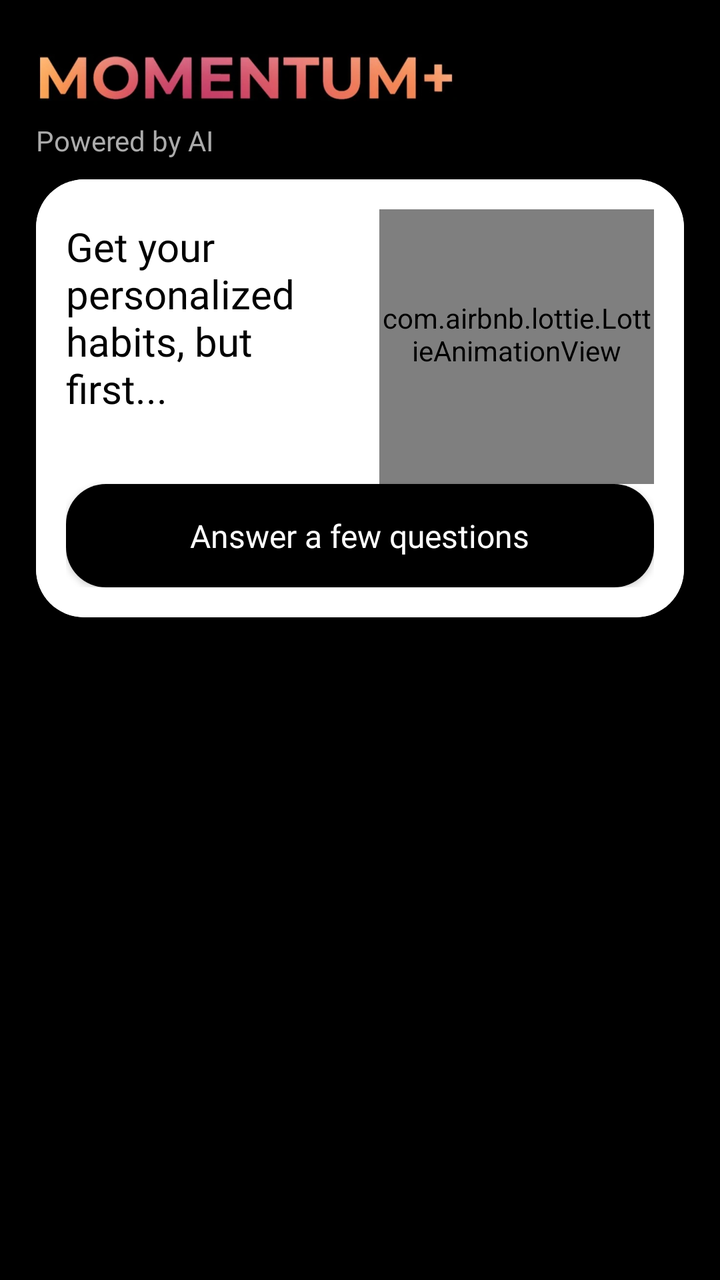
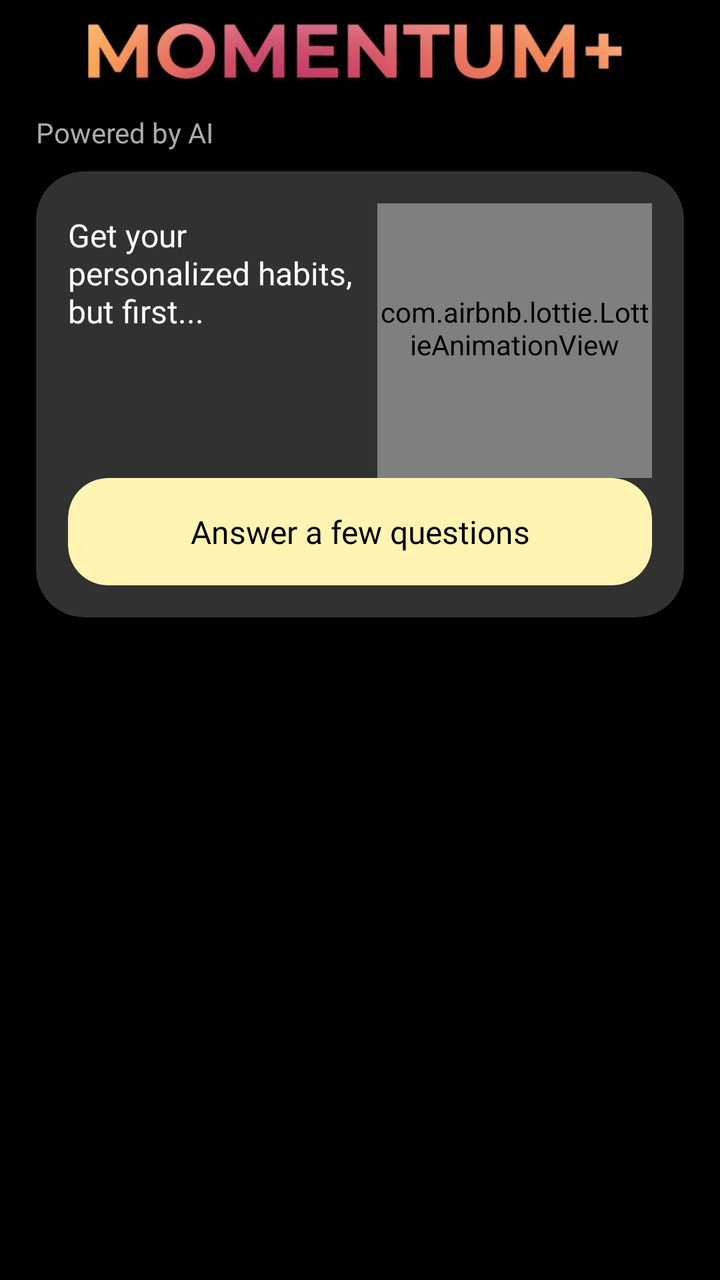

The first picture is an Android layout as it rendered before a commit; the second is the same layout after the commit. The layout source and the unified diff follow.
<!-- AndroidManifest.xml: application theme Theme.Habits -->
<!-- res/layout/activity_ai.xml -->
<?xml version="1.0" encoding="utf-8"?>
<RelativeLayout xmlns:android="http://schemas.android.com/apk/res/android"
    xmlns:app="http://schemas.android.com/apk/res-auto"
    xmlns:tools="http://schemas.android.com/tools"
    android:id="@+id/main"
    android:layout_width="match_parent"
    android:layout_height="match_parent"
    android:background="@color/black"
    tools:context=".AiActivity">

    <com.airbnb.lottie.LottieAnimationView
        android:id="@+id/loading"
        android:layout_width="match_parent"
        android:layout_height="150dp"
        android:visibility="gone"
        android:layout_centerInParent="true"
        app:lottie_autoPlay="true"
        app:lottie_loop="true"
        app:lottie_rawRes="@raw/lottie_load" />

    <ScrollView
        android:layout_width="match_parent"
        android:layout_height="wrap_content"
        android:scrollbars="none">

        <RelativeLayout
            android:layout_width="match_parent"
            android:layout_height="wrap_content">

            <ImageView
                android:id="@+id/img"
                android:layout_width="250dp"
                android:layout_height="90dp"
                android:layout_marginTop="-5dp"
                android:src="@drawable/momentum" />

            <TextView
                android:id="@+id/ai_txt"
                android:layout_width="wrap_content"
                android:layout_height="wrap_content"
                android:layout_below="@id/img"
                android:layout_marginStart="18dp"
                android:layout_marginTop="-25dp"
                android:fontFamily="@font/google_sans_regular"
                android:text="Powered by AI"
                android:textColor="@color/secondary_text"
                android:textSize="14sp" />

            
            <com.google.android.material.card.MaterialCardView
                android:id="@+id/questions_card"
                android:layout_width="match_parent"
                android:layout_height="wrap_content"
                android:layout_below="@id/ai_txt"
                android:layout_marginHorizontal="18dp"
                android:layout_marginTop="10dp"
                android:visibility="visible"
                android:foreground="?attr/selectableItemBackground"
                app:cardCornerRadius="24dp">

                <LinearLayout
                    android:layout_width="match_parent"
                    android:layout_height="match_parent"
                    android:background="@color/white"
                    android:orientation="vertical"
                    android:padding="15dp">

                    <LinearLayout
                        android:layout_width="match_parent"
                        android:layout_height="wrap_content"
                        android:background="@color/white"
                        android:orientation="horizontal"
                        android:weightSum="2">

                        <TextView
                            android:layout_width="match_parent"
                            android:layout_height="wrap_content"
                            android:layout_marginTop="5dp"
                            android:layout_marginEnd="10dp"
                            android:layout_weight="1.1"
                            android:fontFamily="@font/google_sans_regular"
                            android:text="Get your personalized habits, but first..."
                            android:textColor="@color/black"
                            android:textSize="20sp" />

                        <com.airbnb.lottie.LottieAnimationView
                            android:layout_width="250dp"
                            android:layout_height="150dp"
                            android:layout_marginTop="-13dp"
                            android:layout_weight="0.9"
                            app:lottie_autoPlay="true"
                            app:lottie_loop="true"
                            app:lottie_rawRes="@raw/ai_robot" />

                    </LinearLayout>

                    <com.google.android.material.card.MaterialCardView
                        android:id="@+id/answer_btn"
                        android:layout_width="match_parent"
                        android:layout_height="wrap_content"
                        android:clickable="false"
                        android:focusable="false"
                        app:cardCornerRadius="20dp">

                        <RelativeLayout
                            android:layout_width="match_parent"
                            android:layout_height="match_parent"
                            android:background="@color/black"
                            android:gravity="center"
                            android:padding="15dp">

                            <TextView
                                android:layout_width="wrap_content"
                                android:layout_height="wrap_content"
                                android:fontFamily="@font/google_sans_regular"
                                android:text="Answer a few questions"
                                android:textColor="@color/white"
                                android:textSize="16sp" />

                        </RelativeLayout>

                    </com.google.android.material.card.MaterialCardView>

                </LinearLayout>

            </com.google.android.material.card.MaterialCardView>

            
            <LinearLayout
                android:id="@+id/free_prompt_layout"
                android:layout_width="match_parent"
                android:layout_height="wrap_content"
                android:layout_below="@id/questions_card"
                android:layout_marginHorizontal="18dp"
                android:layout_marginTop="15dp"
                android:orientation="vertical"
                android:visibility="gone">

                <TextView
                    android:layout_width="wrap_content"
                    android:layout_height="wrap_content"
                    android:fontFamily="@font/google_sans_regular"
                    android:text="Or just describe what you want to work on"
                    android:textColor="@color/secondary_text"
                    android:textSize="15sp" />

                <com.google.android.material.textfield.TextInputLayout
                    android:layout_width="match_parent"
                    android:layout_height="wrap_content"
                    android:layout_marginTop="10dp"
                    style="@style/Widget.Material3.TextInputLayout.OutlinedBox"
                    app:boxBackgroundColor="@color/dark_grey"
                    app:boxCornerRadiusTopStart="16dp"
                    app:boxCornerRadiusTopEnd="16dp"
                    app:boxCornerRadiusBottomStart="16dp"
                    app:boxCornerRadiusBottomEnd="16dp"
                    app:hintTextColor="@color/secondary_text">

                    <com.google.android.material.textfield.TextInputEditText
                        android:id="@+id/free_prompt_input"
                        android:layout_width="match_parent"
                        android:layout_height="wrap_content"
                        android:fontFamily="@font/google_sans_regular"
                        android:gravity="top"
                        android:hint="e.g. I want to be healthier and more focused"
                        android:inputType="textMultiLine"
                        android:minLines="3"
                        android:textColor="@color/white"
                        android:textColorHint="@color/secondary_text"
                        android:textSize="16sp" />

                </com.google.android.material.textfield.TextInputLayout>

                <com.google.android.material.card.MaterialCardView
                    android:id="@+id/generate_btn"
                    android:layout_width="match_parent"
                    android:layout_height="wrap_content"
                    android:layout_marginTop="10dp"
                    android:clickable="true"
                    android:focusable="true"
                    android:foreground="?attr/selectableItemBackground"
                    app:cardCornerRadius="20dp">

                    <RelativeLayout
                        android:layout_width="match_parent"
                        android:layout_height="match_parent"
                        android:background="@color/white"
                        android:gravity="center"
                        android:padding="15dp">

                        <TextView
                            android:layout_width="wrap_content"
                            android:layout_height="wrap_content"
                            android:fontFamily="@font/google_sans_regular"
                            android:text="Suggest habits"
                            android:textColor="@color/black"
                            android:textSize="16sp" />

                    </RelativeLayout>

                </com.google.android.material.card.MaterialCardView>

            </LinearLayout>

            <LinearLayout
                android:id="@+id/reply_layout"
                android:layout_width="match_parent"
                android:layout_height="wrap_content"
                android:layout_below="@id/free_prompt_layout"
                android:layout_marginHorizontal="20dp"
                android:layout_marginTop="10dp"
                android:orientation="vertical"
                android:visibility="gone">

                <TextView
                    android:layout_width="wrap_content"
                    android:layout_height="wrap_content"
                    android:fontFamily="@font/google_sans_bold"
                    android:text="AI Recommended Habits"
                    android:textColor="@color/white"
                    android:textSize="16sp" />

                <androidx.recyclerview.widget.RecyclerView
                    android:id="@+id/ai_reply_rv"
                    android:layout_width="match_parent"
                    android:layout_height="wrap_content"
                    android:layout_marginTop="10dp" />

                <com.google.android.material.card.MaterialCardView
                    android:id="@+id/add_to_habits_card"
                    android:layout_width="match_parent"
                    android:layout_height="wrap_content"
                    android:layout_marginTop="10dp"
                    android:clickable="true"
                    android:focusable="true"
                    android:foreground="?attr/selectableItemBackground"
                    app:cardCornerRadius="20dp">

                    <RelativeLayout
                        android:layout_width="match_parent"
                        android:layout_height="match_parent"
                        android:background="@color/white"
                        android:gravity="center"
                        android:paddingHorizontal="15dp"
                        android:paddingVertical="18dp">

                        <TextView
                            android:layout_width="wrap_content"
                            android:layout_height="wrap_content"
                            android:fontFamily="@font/google_sans_regular"
                                android:text="Add to habits"
                                android:textColor="@color/black"
                                android:textSize="18sp" />

                    </RelativeLayout>

                </com.google.android.material.card.MaterialCardView>

                <TextView
                    android:layout_width="wrap_content"
                    android:layout_height="wrap_content"
                    android:layout_gravity="center_horizontal"
                    android:layout_marginTop="5dp"
                    android:fontFamily="@font/google_sans_regular"
                    android:text="Or tap each habit to add them"
                    android:textColor="@color/secondary_text"
                    android:textSize="14sp" />

                <com.google.android.material.card.MaterialCardView
                    android:id="@+id/clear_btn"
                    android:layout_width="match_parent"
                    android:layout_height="wrap_content"
                    android:layout_marginHorizontal="20dp"
                    android:layout_marginTop="10dp"
                    android:clickable="true"
                    android:focusable="true"
                    android:foreground="?attr/selectableItemBackground"
                    app:cardCornerRadius="16dp">

                    <RelativeLayout
                        android:layout_width="match_parent"
                        android:layout_height="match_parent"
                        android:background="@color/streak_yellow"
                        android:gravity="center"
                        android:padding="15dp">

                        <TextView
                            android:layout_width="wrap_content"
                            android:layout_height="wrap_content"
                            android:fontFamily="@font/google_sans_regular"
                            android:text="Clear all"
                            android:textColor="@color/black"
                            android:textSize="15sp" />

                    </RelativeLayout>

                </com.google.android.material.card.MaterialCardView>

            </LinearLayout>

        </RelativeLayout>

    </ScrollView>

</RelativeLayout>
<!-- resources referenced by this layout -->
<resources>
  <color name="black">#FF000000</color>
  <color name="dark_grey">#313131</color>
  <color name="secondary_text">#ABABAB</color>
  <color name="streak_yellow">#fff4b2</color>
  <color name="white">#FFFFFFFF</color>
  <!-- drawable momentum: webp bitmap (drawable, 7662 bytes) -->
  <style name="Theme.Habits" parent="Base.Theme.Habits" />
  <style name="Base.Theme.Habits" parent="Theme.Material3.DayNight.NoActionBar">
          
          
          <item name="materialCardViewStyle">@style/Widget.Momentum.Card</item>
      </style>
  <style name="Widget.Momentum.Card" parent="Widget.Material3.CardView.Elevated">
          <item name="cardBackgroundColor">#FFFFFFFF</item>
          <item name="cardElevation">2dp</item>
      </style>
</resources>

<!-- the commit's change to res/layout/activity_ai.xml (unified diff, before → after) -->
@@ -8,30 +8,22 @@
     android:background="@color/black"
     tools:context=".AiActivity">
 
-    <com.airbnb.lottie.LottieAnimationView
-        android:id="@+id/loading"
-        android:layout_width="match_parent"
-        android:layout_height="150dp"
-        android:visibility="gone"
-        android:layout_centerInParent="true"
-        app:lottie_autoPlay="true"
-        app:lottie_loop="true"
-        app:lottie_rawRes="@raw/lottie_load" />
-
     <ScrollView
         android:layout_width="match_parent"
-        android:layout_height="wrap_content"
+        android:layout_height="match_parent"
         android:scrollbars="none">
 
         <RelativeLayout
             android:layout_width="match_parent"
             android:layout_height="wrap_content">
 
+            
             <ImageView
                 android:id="@+id/img"
-                android:layout_width="250dp"
-                android:layout_height="90dp"
-                android:layout_marginTop="-5dp"
+                android:layout_width="match_parent"
+                android:layout_height="wrap_content"
+                android:layout_marginHorizontal="18dp"
+                android:adjustViewBounds="true"
                 android:src="@drawable/momentum" />
 
             <TextView
@@ -40,7 +32,7 @@
                 android:layout_height="wrap_content"
                 android:layout_below="@id/img"
                 android:layout_marginStart="18dp"
-                android:layout_marginTop="-25dp"
+                android:layout_marginTop="2dp"
                 android:fontFamily="@font/google_sans_regular"
                 android:text="Powered by AI"
                 android:textColor="@color/secondary_text"
@@ -54,21 +46,19 @@
                 android:layout_below="@id/ai_txt"
                 android:layout_marginHorizontal="18dp"
                 android:layout_marginTop="10dp"
+                android:foreground="?attr/selectableItemBackground"
                 android:visibility="visible"
-                android:foreground="?attr/selectableItemBackground"
                 app:cardCornerRadius="24dp">
 
                 <LinearLayout
                     android:layout_width="match_parent"
                     android:layout_height="match_parent"
-                    android:background="@color/white"
                     android:orientation="vertical"
-                    android:padding="15dp">
+                    android:padding="16dp">
 
                     <LinearLayout
                         android:layout_width="match_parent"
                         android:layout_height="wrap_content"
-                        android:background="@color/white"
                         android:orientation="horizontal"
                         android:weightSum="2">
 
@@ -78,10 +68,8 @@
                             android:layout_marginTop="5dp"
                             android:layout_marginEnd="10dp"
                             android:layout_weight="1.1"
-                            android:fontFamily="@font/google_sans_regular"
                             android:text="Get your personalized habits, but first..."
-                            android:textColor="@color/black"
-                            android:textSize="20sp" />
+                            android:textAppearance="@style/TextAppearance.Momentum.ItemTitle" />
 
                         <com.airbnb.lottie.LottieAnimationView
                             android:layout_width="250dp"
@@ -100,24 +88,19 @@
                         android:layout_height="wrap_content"
                         android:clickable="false"
                         android:focusable="false"
-                        app:cardCornerRadius="20dp">
-
-                        <RelativeLayout
+                        app:cardBackgroundColor="@color/streak_yellow"
+                        app:cardCornerRadius="20dp"
+                        app:cardElevation="0dp">
+
+                        <TextView
                             android:layout_width="match_parent"
-                            android:layout_height="match_parent"
-                            android:background="@color/black"
+                            android:layout_height="wrap_content"
+                            android:fontFamily="@font/google_sans_bold"
                             android:gravity="center"
-                            android:padding="15dp">
-
-                            <TextView
-                                android:layout_width="wrap_content"
-                                android:layout_height="wrap_content"
-                                android:fontFamily="@font/google_sans_regular"
-                                android:text="Answer a few questions"
-                                android:textColor="@color/white"
-                                android:textSize="16sp" />
-
-                        </RelativeLayout>
+                            android:paddingVertical="16dp"
+                            android:text="Answer a few questions"
+                            android:textColor="@color/black"
+                            android:textSize="16sp" />
 
                     </com.google.android.material.card.MaterialCardView>
 
@@ -132,28 +115,27 @@
                 android:layout_height="wrap_content"
                 android:layout_below="@id/questions_card"
                 android:layout_marginHorizontal="18dp"
-                android:layout_marginTop="15dp"
+                android:layout_marginTop="18dp"
                 android:orientation="vertical"
                 android:visibility="gone">
 
                 <TextView
                     android:layout_width="wrap_content"
                     android:layout_height="wrap_content"
-                    android:fontFamily="@font/google_sans_regular"
                     android:text="Or just describe what you want to work on"
-                    android:textColor="@color/secondary_text"
+                    android:textAppearance="@style/TextAppearance.Momentum.BodySecondary"
                     android:textSize="15sp" />
 
                 <com.google.android.material.textfield.TextInputLayout
-                    android:layout_width="match_parent"
-                    android:layout_height="wrap_content"
-                    android:layout_marginTop="10dp"
                     style="@style/Widget.Material3.TextInputLayout.OutlinedBox"
+                    android:layout_width="match_parent"
+                    android:layout_height="wrap_content"
+                    android:layout_marginTop="10dp"
                     app:boxBackgroundColor="@color/dark_grey"
+                    app:boxCornerRadiusBottomEnd="16dp"
+                    app:boxCornerRadiusBottomStart="16dp"
+                    app:boxCornerRadiusTopEnd="16dp"
                     app:boxCornerRadiusTopStart="16dp"
-                    app:boxCornerRadiusTopEnd="16dp"
-                    app:boxCornerRadiusBottomStart="16dp"
-                    app:boxCornerRadiusBottomEnd="16dp"
                     app:hintTextColor="@color/secondary_text">
 
                     <com.google.android.material.textfield.TextInputEditText
@@ -179,24 +161,19 @@
                     android:clickable="true"
                     android:focusable="true"
                     android:foreground="?attr/selectableItemBackground"
-                    app:cardCornerRadius="20dp">
-
-                    <RelativeLayout
-                        android:layout_width="match_parent"
-                        android:layout_height="match_parent"
-                        android:background="@color/white"
+                    app:cardBackgroundColor="@color/streak_yellow"
+                    app:cardCornerRadius="20dp"
+                    app:cardElevation="0dp">
+
+                    <TextView
+                        android:layout_width="match_parent"
+                        android:layout_height="wrap_content"
+                        android:fontFamily="@font/google_sans_bold"
                         android:gravity="center"
-                        android:padding="15dp">
-
-                        <TextView
-                            android:layout_width="wrap_content"
-                            android:layout_height="wrap_content"
-                            android:fontFamily="@font/google_sans_regular"
-                            android:text="Suggest habits"
-                            android:textColor="@color/black"
-                            android:textSize="16sp" />
-
-                    </RelativeLayout>
+                        android:paddingVertical="16dp"
+                        android:text="Suggest habits"
+                        android:textColor="@color/black"
+                        android:textSize="16sp" />
 
                 </com.google.android.material.card.MaterialCardView>
 
@@ -215,10 +192,8 @@
                 <TextView
                     android:layout_width="wrap_content"
                     android:layout_height="wrap_content"
-                    android:fontFamily="@font/google_sans_bold"
                     android:text="AI Recommended Habits"
-                    android:textColor="@color/white"
-                    android:textSize="16sp" />
+                    android:textAppearance="@style/TextAppearance.Momentum.ItemTitle" />
 
                 <androidx.recyclerview.widget.RecyclerView
                     android:id="@+id/ai_reply_rv"
@@ -234,25 +209,20 @@
                     android:clickable="true"
                     android:focusable="true"
                     android:foreground="?attr/selectableItemBackground"
-                    app:cardCornerRadius="20dp">
-
-                    <RelativeLayout
-                        android:layout_width="match_parent"
-                        android:layout_height="match_parent"
-                        android:background="@color/white"
+                    app:cardBackgroundColor="@color/streak_yellow"
+                    app:cardCornerRadius="20dp"
+                    app:cardElevation="0dp">
+
+                    <TextView
+                        android:layout_width="match_parent"
+                        android:layout_height="wrap_content"
+                        android:fontFamily="@font/google_sans_bold"
                         android:gravity="center"
                         android:paddingHorizontal="15dp"
-                        android:paddingVertical="18dp">
-
-                        <TextView
-                            android:layout_width="wrap_content"
-                            android:layout_height="wrap_content"
-                            android:fontFamily="@font/google_sans_regular"
-                                android:text="Add to habits"
-                                android:textColor="@color/black"
-                                android:textSize="18sp" />
-
-                    </RelativeLayout>
+                        android:paddingVertical="18dp"
+                        android:text="Add to habits"
+                        android:textColor="@color/black"
+                        android:textSize="16sp" />
 
                 </com.google.android.material.card.MaterialCardView>
 
@@ -260,39 +230,29 @@
                     android:layout_width="wrap_content"
                     android:layout_height="wrap_content"
                     android:layout_gravity="center_horizontal"
-                    android:layout_marginTop="5dp"
-                    android:fontFamily="@font/google_sans_regular"
+                    android:layout_marginTop="8dp"
                     android:text="Or tap each habit to add them"
-                    android:textColor="@color/secondary_text"
-                    android:textSize="14sp" />
+                    android:textAppearance="@style/TextAppearance.Momentum.BodySecondary" />
 
                 <com.google.android.material.card.MaterialCardView
                     android:id="@+id/clear_btn"
                     android:layout_width="match_parent"
                     android:layout_height="wrap_content"
-                    android:layout_marginHorizontal="20dp"
                     android:layout_marginTop="10dp"
                     android:clickable="true"
                     android:focusable="true"
                     android:foreground="?attr/selectableItemBackground"
                     app:cardCornerRadius="16dp">
 
-                    <RelativeLayout
-                        android:layout_width="match_parent"
-                        android:layout_height="match_parent"
-                        android:background="@color/streak_yellow"
+                    <TextView
+                        android:layout_width="match_parent"
+                        android:layout_height="wrap_content"
+                        android:fontFamily="@font/google_sans_regular"
                         android:gravity="center"
-                        android:padding="15dp">
-
-                        <TextView
-                            android:layout_width="wrap_content"
-                            android:layout_height="wrap_content"
-                            android:fontFamily="@font/google_sans_regular"
-                            android:text="Clear all"
-                            android:textColor="@color/black"
-                            android:textSize="15sp" />
-
-                    </RelativeLayout>
+                        android:padding="15dp"
+                        android:text="Clear all"
+                        android:textColor="@color/streak_orange"
+                        android:textSize="15sp" />
 
                 </com.google.android.material.card.MaterialCardView>
 
@@ -302,4 +262,16 @@
 
     </ScrollView>
 
+    
+    <com.airbnb.lottie.LottieAnimationView
+        android:id="@+id/loading"
+        android:layout_width="120dp"
+        android:layout_height="150dp"
+        android:layout_centerInParent="true"
+        android:visibility="gone"
+        app:lottie_autoPlay="true"
+        app:lottie_loop="true"
+        app:lottie_rawRes="@raw/fire_lottie"
+        tools:visibility="gone" />
+
 </RelativeLayout>
<!-- resource entries referenced after the edit -->
@@ -3,18 +3,51 @@
   <color name="black">#FF000000</color>
   <color name="dark_grey">#313131</color>
   <color name="secondary_text">#ABABAB</color>
-  <color name="streak_yellow">#fff4b2</color>
+  <color name="streak_orange">#F64F2F</color>
+  <color name="streak_yellow">#FFF4B2</color>
   <color name="white">#FFFFFFFF</color>
   <!-- drawable momentum: webp bitmap (drawable, 7662 bytes) -->
+  <style name="TextAppearance.Momentum.BodySecondary" parent="">
+          <item name="android:fontFamily">@font/google_sans_regular</item>
+          <item name="android:textSize">14sp</item>
+          <item name="android:textColor">@color/secondary_text</item>
+      </style>
+  <style name="TextAppearance.Momentum.ItemTitle" parent="">
+          <item name="android:fontFamily">@font/google_sans_bold</item>
+          <item name="android:textSize">16sp</item>
+          <item name="android:textColor">@color/white</item>
+      </style>
   <style name="Theme.Habits" parent="Base.Theme.Habits" />
   <style name="Base.Theme.Habits" parent="Theme.Material3.DayNight.NoActionBar">
           
+          <item name="colorPrimary">@color/streak_yellow</item>
+          <item name="colorOnPrimary">@color/black</item>
+          <item name="colorSecondary">@color/streak_yellow</item>
+          <item name="colorOnSecondary">@color/black</item>
+  
           
+          <item name="android:colorBackground">@color/black</item>
+          
+          <item name="android:windowBackground">@color/black</item>
+          <item name="colorSurface">@color/dark_grey</item>
+          <item name="colorOnSurface">@color/white</item>
+          <item name="colorSurfaceVariant">@color/surface_row</item>
+          <item name="colorOnSurfaceVariant">@color/secondary_text</item>
+          <item name="colorOutline">@color/outline</item>
+  
+          
+          <item name="colorSurfaceContainerLow">@color/surface_row</item>
+          <item name="colorSurfaceContainer">@color/surface_row</item>
+          <item name="colorSurfaceContainerHigh">@color/dark_grey</item>
+          <item name="colorSurfaceContainerHighest">@color/dark_grey</item>
+  
           <item name="materialCardViewStyle">@style/Widget.Momentum.Card</item>
       </style>
+  <color name="surface_row">#282828</color>
+  <color name="outline">#3A3A3A</color>
   <style name="Widget.Momentum.Card" parent="Widget.Material3.CardView.Elevated">
-          <item name="cardBackgroundColor">#FFFFFFFF</item>
-          <item name="cardElevation">2dp</item>
+          <item name="cardBackgroundColor">@color/dark_grey</item>
+          <item name="cardElevation">0dp</item>
       </style>
 </resources>
 
